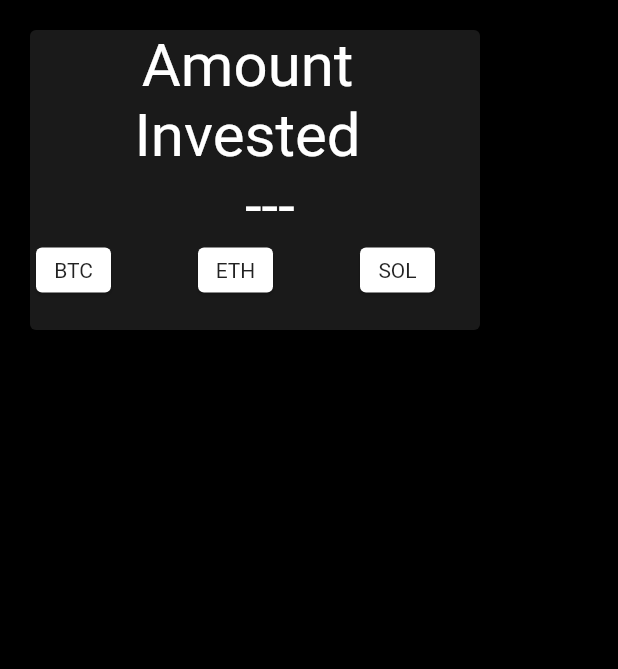
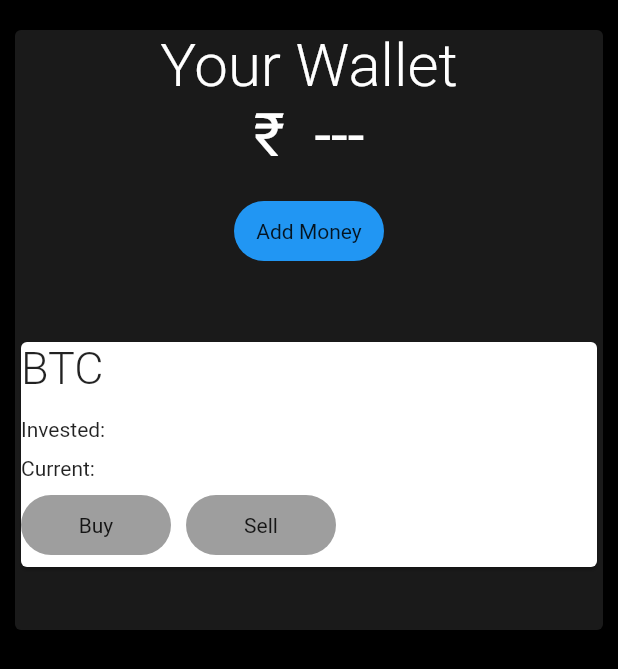
Before and after one commit to harsh-2024/Crypto-Wallet-app, a Flutter app: the Screen1 screen opened directly, on a phone screen of 412 x 824 dp. Shown: the top 669 px of the screen. Run offline on Flutter 3.47's test engine with Material 2 defaults, Android fonts, the phone set to English and light mode, and no system bars; our stand-ins replace cloud_firestore, firebase_auth, firebase_core, google_sign_in; accounts and stored records are empty.

Commit message:
UI for BTC exchanges done

```diff
--- a/authentication/lib/screen_pages/screen1.dart
+++ b/authentication/lib/screen_pages/screen1.dart
@@ -1,5 +1,8 @@
 import 'dart:ui';
 import 'package:flutter/material.dart';
+import 'package:firebase_auth/firebase_auth.dart';
+import 'package:firebase_core/firebase_core.dart';
+import 'package:cloud_firestore/cloud_firestore.dart';
 
 class Screen1 extends StatefulWidget {
   const Screen1({Key? key}) : super(key: key);
@@ -15,66 +18,107 @@ class _Screen1State extends State<Screen1> {
         backgroundColor: Colors.black,
         body: SafeArea(
           child: Card(
-            margin: EdgeInsets.only(left: 20, top: 20),
+            margin: EdgeInsets.only(left: 10, top: 20, right: 10, bottom: 20),
             color: Colors.white10,
             child: SizedBox(
-              height: 200,
-              width: 300,
+              height: 400,
+              width: 500,
               child: Column(
                 crossAxisAlignment: CrossAxisAlignment.center,
                 children: <Widget>[
                   Text(
-                    'Amount ',
+                    ' Your Wallet ',
+                    style: TextStyle(
+                        color: Colors.white,
+                        fontSize: 40,
+                        fontWeight: FontWeight.w300),
+                  ),
+                  Text(
+                    ' ₹  --- ',
                     style: TextStyle(color: Colors.white, fontSize: 40),
                   ),
-                  Text(
-                    'Invested ',
-                    style: TextStyle(color: Colors.white, fontSize: 40),
+                  SizedBox(
+                    height: 20,
                   ),
-                  Text(
-                    '   --- ',
-                    style: TextStyle(color: Colors.white, fontSize: 40),
+                  InkWell(
+                    onTap: () => null,
+                    child: Container(
+                      child: Center(child: Text('Add Money')),
+                      height: 40,
+                      width: 100,
+                      decoration: BoxDecoration(
+                        color: Colors.blue.shade500,
+                        borderRadius: BorderRadius.circular(20),
                       ),
+                    ),
+                  ),
+                  SizedBox(height: 50),
                   Row(
                     children: <Widget>[
-                      Card(
+                      Expanded(
+                        child: Card(
                           child: InkWell(
                               onTap: () => print('BTC'),
                               splashColor: Colors.black45,
                               child: SizedBox(
-                              height: 30,
-                              width: 50,
-                              child: Center(child: Text('BTC')),
-                            )),
+                                  height: 150,
+                                  width: 150,
+                                  child: Column(
+                                    crossAxisAlignment:
+                                        CrossAxisAlignment.start,
+                                    children: <Widget>[
+                                      Text(
+                                        'BTC',
+                                        style: TextStyle(
+                                            fontSize: 30,
+                                            fontWeight: FontWeight.w300),
                                       ),
                                       SizedBox(
-                        width: 50,
+                                        height: 15,
                                       ),
-                      Card(
-                        child: InkWell(
-                            onTap: () => print('BTC'),
-                            splashColor: Colors.black45,
-                            child: SizedBox(
-                              height: 30,
-                              width: 50,
-                              child: Center(child: Text('ETH')),
-                            )),
+                                      Text('Invested: '),
+                                      SizedBox(
+                                        height: 10,
                                       ),
+                                      Text('Current: '),
                                       SizedBox(
-                        width: 50,
+                                        height: 10,
                                       ),
-                      Card(
-                        child: InkWell(
-                            onTap: () => print('BTC'),
-                            splashColor: Colors.black45,
-                            child: SizedBox(
-                              height: 30,
-                              width: 50,
-                              child: Center(child: Text('SOL')),
-                            )),
+                                      Row(children: <Widget>[
+                                        InkWell(
+                                          onTap: () => null,
+                                          child: Container(
+                                            child: Center(child: Text('Buy')),
+                                            height: 40,
+                                            width: 100,
+                                            decoration: BoxDecoration(
+                                              color: Colors.grey,
+                                              borderRadius:
+                                                  BorderRadius.circular(20),
+                                            ),
+                                          ),
+                                        ),
+                                        SizedBox(width: 10),
+                                        InkWell(
+                                          onTap: () => null,
+                                          child: Container(
+                                            child: Center(child: Text('Sell')),
+                                            height: 40,
+                                            width: 100,
+                                            decoration: BoxDecoration(
+                                              color: Colors.grey,
+                                              borderRadius:
+                                                  BorderRadius.circular(20),
+                                            ),
+                                          ),
+                                        ),
+                                      ]),
+                                    ],
+                                  ))),
+                        ),
                       ),
                     ],
-                  )
+                  ),
                 ],
               ),
             ),
```
Also changed, not shown: authentication/lib/screen_pages/screen2.dart (line endings or trailing spaces). Lines whose indentation alone changed are shown as unchanged.
